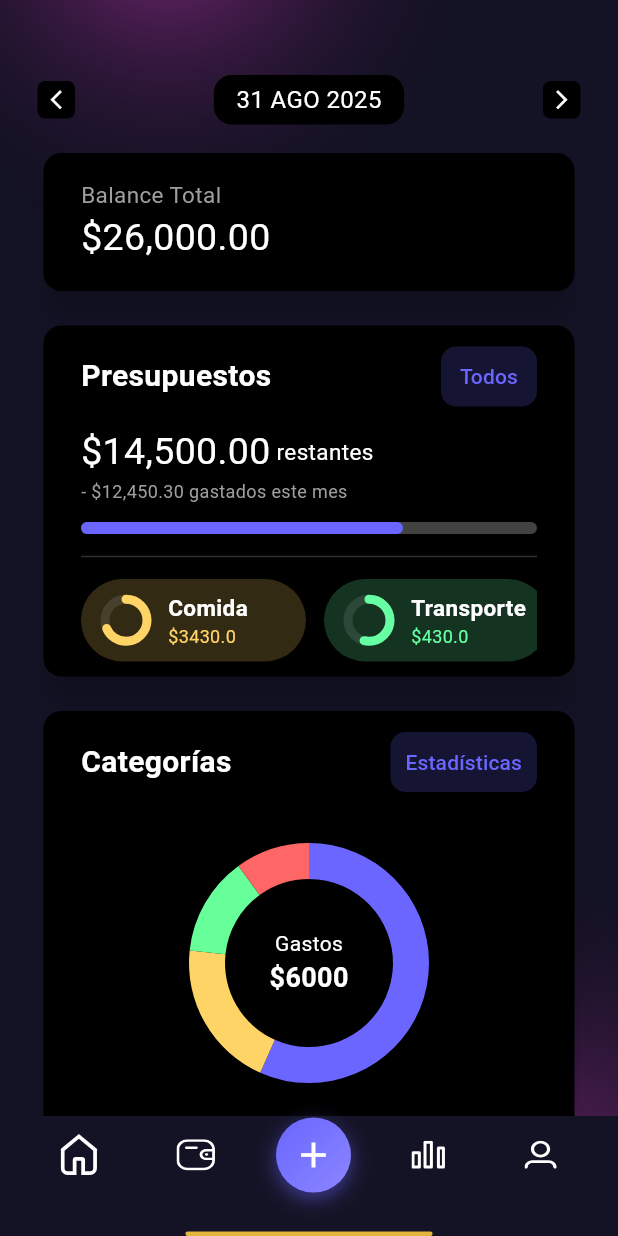
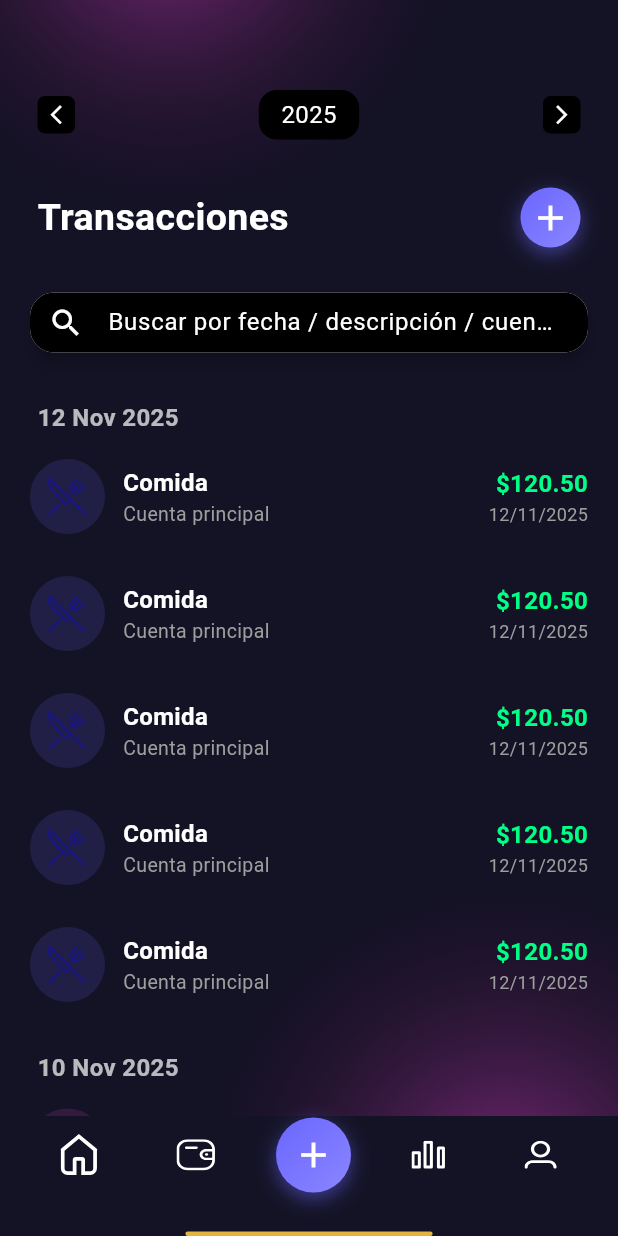
Before and after one commit to FemboyIRL/Finanzas-Lite, a Flutter app: the screen it shows after launch, item 2 of the bottom bar chosen, on a phone screen of 412 x 824 dp. Run offline on Flutter 3.47's test engine with Material 3 defaults, Android fonts, the phone set to English and light mode, and no system bars; our stand-ins replace delightful_toast, flutter_svg, get, syncfusion_flutter_charts.

Commit message:
records screen design added

```diff
--- a/lib/components/navbar.dart
+++ b/lib/components/navbar.dart
@@ -1,6 +1,7 @@
 import 'package:finanzas_lite/models/nav_item.dart';
 import 'package:finanzas_lite/screens/add_record_screen/screen.dart';
 import 'package:finanzas_lite/screens/home_screen/screen.dart';
+import 'package:finanzas_lite/screens/records_screen/screen.dart';
 import 'package:flutter/material.dart';
 import 'package:flutter_svg/svg.dart';
 import 'package:get/get.dart';
@@ -112,7 +113,7 @@ class Navbar extends StatelessWidget {
       case '/wallet':
       // return WalletScreen();
       case '/stats':
-      // return StatsScreen();
+        return RecordsScreen();
       case '/profile':
       // return ProfileScreen();
       default:
--- /dev/null
+++ b/lib/components/transactions_list.dart
@@ -0,0 +1,60 @@
+import 'package:finanzas_lite/components/transaction_widget.dart';
+import 'package:flutter/material.dart';
+import 'package:intl/intl.dart';
+
+class TransactionsSliverList extends StatelessWidget {
+  final List<TransactionViewModel> transactions;
+
+  const TransactionsSliverList({super.key, required this.transactions});
+
+  @override
+  Widget build(BuildContext context) {
+    // Agrupar las transacciones por fecha (ignorando la hora)
+    final groupedTransactions = <String, List<TransactionViewModel>>{};
+    for (final transaction in transactions) {
+      final dateKey = DateFormat('yyyy-MM-dd').format(transaction.date);
+      groupedTransactions.putIfAbsent(dateKey, () => []).add(transaction);
+    }
+
+    // Ordenar las fechas (más recientes primero)
+    final sortedKeys = groupedTransactions.keys.toList()
+      ..sort((a, b) => b.compareTo(a));
+
+    return SliverList(
+      delegate: SliverChildBuilderDelegate((context, groupIndex) {
+        final dateKey = sortedKeys[groupIndex];
+        final formattedDate = DateFormat(
+          'dd MMM yyyy',
+        ).format(DateTime.parse(dateKey));
+        final dayTransactions = groupedTransactions[dateKey]!;
+
+        return Column(
+          crossAxisAlignment: CrossAxisAlignment.start,
+          children: [
+            // Encabezado de fecha
+            Padding(
+              padding: const EdgeInsets.only(left: 5, bottom: 8, top: 12),
+              child: Text(
+                formattedDate,
+                style: const TextStyle(
+                  fontSize: 16,
+                  fontWeight: FontWeight.bold,
+                  color: Colors.white70,
+                ),
+              ),
+            ),
+
+            // Lista de transacciones de ese día
+            ...dayTransactions.map(
+              (transaction) => Container(
+                width: double.infinity,
+                margin: const EdgeInsets.only(bottom: 12),
+                child: TransactionWidget(transaction: transaction),
+              ),
+            ),
+          ],
+        );
+      }, childCount: sortedKeys.length),
+    );
+  }
+}
--- a/lib/main.dart
+++ b/lib/main.dart
@@ -1,4 +1,3 @@
-import 'package:finanzas_lite/screens/enter_pin_screen/screen.dart';
 import 'package:finanzas_lite/screens/home_screen/screen.dart';
 import 'package:flutter/material.dart';
 import 'package:get/get.dart';
--- /dev/null
+++ b/lib/screens/records_screen/screen.dart
@@ -0,0 +1,183 @@
+import 'package:finanzas_lite/components/common_scaffold.dart';
+import 'package:finanzas_lite/components/navbar.dart';
+import 'package:finanzas_lite/components/transactions_list.dart';
+import 'package:finanzas_lite/screens/add_record_screen/screen.dart';
+import 'package:finanzas_lite/screens/records_screen/state.dart';
+import 'package:finanzas_lite/utils/delegates/header_child_sliver_list.dart';
+import 'package:flutter/material.dart';
+import 'package:get/get_state_manager/get_state_manager.dart';
+
+class RecordsScreen extends StatelessWidget {
+  const RecordsScreen({super.key});
+
+  @override
+  Widget build(BuildContext context) {
+    return GetBuilder<RecordsState>(
+      init: RecordsState(),
+      builder: (state) => CommonScaffold(
+        bottomNavigationBar: Navbar(),
+        slivers: [
+          // Header superior
+          SliverPadding(
+            padding: const EdgeInsets.only(top: 60, left: 25, right: 25),
+            sliver: SliverList(
+              delegate: SliverChildListDelegate([
+                _topRow(),
+                const SizedBox(height: 12),
+                _title(context),
+              ]),
+            ),
+          ),
+
+          // SearchBar fija (pinned)
+          _persistentSearchBar(state),
+
+          Obx(
+            () => SliverPadding(
+              padding: const EdgeInsets.only(top: 10, left: 20, right: 20),
+              sliver: TransactionsSliverList(
+                transactions: state.filteredOperations(),
+              ),
+            ),
+          ),
+        ],
+      ),
+    );
+  }
+
+  Widget _persistentSearchBar(final RecordsState state) {
+    return SliverPersistentHeader(
+      pinned: true,
+      floating: false,
+      delegate: HeaderChildSliverList(
+        maxSize: 60,
+        minSize: 60,
+        child: Container(
+          color: Colors.transparent,
+          padding: const EdgeInsets.symmetric(horizontal: 20, vertical: 10),
+          child: Material(
+            color: Colors.white,
+            elevation: 4,
+            borderRadius: BorderRadius.circular(16),
+            child: TextField(
+              style: const TextStyle(color: Colors.white, fontSize: 16),
+              onChanged: state.onSearchUpdated,
+              decoration: InputDecoration(
+                hintText: 'Buscar por fecha / descripción / cuenta / categoría',
+                hintStyle: TextStyle(color: Colors.white),
+                prefixIcon: const Icon(Icons.search, color: Colors.white),
+                border: OutlineInputBorder(
+                  borderRadius: BorderRadius.circular(16),
+                  borderSide: BorderSide.none,
+                ),
+                filled: true,
+                fillColor: Colors.black,
+                contentPadding: const EdgeInsets.symmetric(
+                  vertical: 0,
+                  horizontal: 16,
+                ),
+              ),
+            ),
+          ),
+        ),
+      ),
+    );
+  }
+
+  Padding _title(BuildContext context) {
+    return Padding(
+      padding: const EdgeInsets.symmetric(vertical: 20),
+      child: Row(
+        mainAxisAlignment: MainAxisAlignment.spaceBetween,
+        children: [
+          Text(
+            "Transacciones",
+            style: TextStyle(fontSize: 25, fontWeight: FontWeight.bold),
+          ),
+          SizedBox(
+            width: 40,
+            height: 40,
+            child: GestureDetector(
+              onTap: () => Navigator.of(context).push(
+                MaterialPageRoute(
+                  builder: (context) => const AddRecordScreen(),
+                ),
+              ),
+              child: Stack(
+                alignment: Alignment.center,
+                children: [
+                  Container(
+                    width: 50,
+                    height: 50,
+                    decoration: BoxDecoration(
+                      gradient: LinearGradient(
+                        colors: [Color(0xFF6A66FF), Color(0xFF8B86FF)],
+                        begin: Alignment.topLeft,
+                        end: Alignment.bottomRight,
+                      ),
+                      shape: BoxShape.circle,
+                      boxShadow: [
+                        BoxShadow(
+                          color: Color(0xFF6A66FF).withOpacity(0.5),
+                          blurRadius: 10,
+                          offset: Offset(0, 4),
+                        ),
+                      ],
+                    ),
+                  ),
+                  Icon(Icons.add, color: Colors.white, size: 28),
+                ],
+              ),
+            ),
+          ),
+        ],
+      ),
+    );
+  }
+
+  Row _topRow() {
+    return Row(
+      mainAxisAlignment: MainAxisAlignment.spaceBetween,
+      children: [
+        Container(
+          decoration: BoxDecoration(
+            shape: BoxShape.rectangle,
+            color: Colors.black,
+            borderRadius: BorderRadius.circular(5),
+          ),
+          child: Padding(
+            padding: const EdgeInsets.all(5.0),
+            child: Icon(
+              Icons.arrow_back_ios_new,
+              size: 15,
+              color: Colors.white,
+            ),
+          ),
+        ),
+
+        Container(
+          decoration: BoxDecoration(
+            shape: BoxShape.rectangle,
+            color: Colors.black,
+            borderRadius: BorderRadius.circular(12),
+          ),
+          child: Padding(
+            padding: const EdgeInsets.symmetric(horizontal: 15.0, vertical: 5),
+            child: Text("2025"),
+          ),
+        ),
+        Container(
+          decoration: BoxDecoration(
+            shape: BoxShape.rectangle,
+            color: Colors.black,
+            borderRadius: BorderRadius.circular(5),
+          ),
+          child: Padding(
+            padding: const EdgeInsets.all(5.0),
+            child: Icon(Icons.arrow_forward_ios, size: 15, color: Colors.white),
+          ),
+        ),
+      ],
+    );
+  }
+}
--- /dev/null
+++ b/lib/screens/records_screen/state.dart
@@ -0,0 +1,92 @@
+import 'package:finanzas_lite/components/transaction_widget.dart';
+import 'package:flutter/material.dart';
+import 'package:get/get.dart';
+
+class RecordsState extends GetxController {
+  final transactions = [
+    TransactionViewModel(
+      acountNames: ["Cuenta principal"],
+      mainColor: const Color(0xFF6A66FF),
+      icon: "assets/svgs/categoryIcons/comida.svg",
+      amount: 120.50,
+      categoriesName: ["Comida", "Restaurante"],
+      date: DateTime.now().subtract(const Duration(days: 1)),
+      onDelete: (callback) => debugPrint("Eliminado comida"),
+    ),
+    TransactionViewModel(
+      acountNames: ["Cuenta principal"],
+      mainColor: const Color(0xFF6A66FF),
+      icon: "assets/svgs/categoryIcons/comida.svg",
+      amount: 120.50,
+      categoriesName: ["Comida", "Restaurante"],
+      date: DateTime.now().subtract(const Duration(days: 1)),
+      onDelete: (callback) => debugPrint("Eliminado comida"),
+    ),
+    TransactionViewModel(
+      acountNames: ["Cuenta principal"],
+      mainColor: const Color(0xFF6A66FF),
+      icon: "assets/svgs/categoryIcons/comida.svg",
+      amount: 120.50,
+      categoriesName: ["Comida", "Restaurante"],
+      date: DateTime.now().subtract(const Duration(days: 1)),
+      onDelete: (callback) => debugPrint("Eliminado comida"),
+    ),
+    TransactionViewModel(
+      acountNames: ["Cuenta principal"],
+      mainColor: const Color(0xFF6A66FF),
+      icon: "assets/svgs/categoryIcons/comida.svg",
+      amount: 120.50,
+      categoriesName: ["Comida", "Restaurante"],
+      date: DateTime.now().subtract(const Duration(days: 1)),
+      onDelete: (callback) => debugPrint("Eliminado comida"),
+    ),
+    TransactionViewModel(
+      acountNames: ["Cuenta principal"],
+      mainColor: const Color(0xFF6A66FF),
+      icon: "assets/svgs/categoryIcons/comida.svg",
+      amount: 120.50,
+      categoriesName: ["Comida", "Restaurante"],
+      date: DateTime.now().subtract(const Duration(days: 1)),
+      onDelete: (callback) => debugPrint("Eliminado comida"),
+    ),
+    TransactionViewModel(
+      acountNames: ["Tarjeta crédito"],
+      mainColor: const Color(0xFFE840D1),
+      icon: "assets/svgs/categoryIcons/maleta.svg",
+      amount: 890.20,
+      categoriesName: ["Compras", "Ropa"],
+      date: DateTime.now().subtract(const Duration(days: 3)),
+      onDelete: (callback) => debugPrint("Eliminado compras"),
+    ),
+    TransactionViewModel(
+      acountNames: ["Cuenta de ahorro"],
+      mainColor: const Color(0xFF4CAF50),
+      icon: "assets/svgs/categoryIcons/bicicleta.svg",
+      amount: -45.00,
+      categoriesName: ["Transporte"],
+      date: DateTime.now().subtract(const Duration(days: 5)),
+      onDelete: (callback) => debugPrint("Eliminado transporte"),
+    ),
+  ];
+
+  final searchValue = "".obs;
+
+  void onSearchUpdated(final String newValue) {
+    searchValue.value = newValue;
+  }
+
+  List<TransactionViewModel> filteredOperations() {
+    // Falta agregar otros campos de busqueda, ej: por fecha, por descripcion
+    return transactions.where((item) {
+      final query = searchValue.value.toLowerCase();
+
+      final searchableText = [
+        ...item.acountNames,
+        ...item.categoriesName,
+        item.amount.toString(),
+      ].join(' ').toLowerCase();
+
+      return searchableText.contains(query);
+    }).toList();
+  }
+}
--- a/lib/screens/welcome_screen/state.dart
+++ b/lib/screens/welcome_screen/state.dart
@@ -1,5 +1,5 @@
 import 'package:finanzas_lite/models/welcome_page_model.dart';
-import 'package:finanzas_lite/screens/home_screen/screen.dart';
+import 'package:finanzas_lite/screens/enter_pin_screen/screen.dart';
 import 'package:flutter/material.dart';
 import 'package:get/get.dart';
 
@@ -39,7 +39,7 @@ class WelcomeState extends GetxController {
     } else {
       Navigator.of(Get.context!).push(
         MaterialPageRoute(
-          builder: (BuildContext context) => const HomeScreen(),
+          builder: (BuildContext context) => const EnterPinScreen(),
         ),
       );
     }
--- /dev/null
+++ b/lib/utils/delegates/header_child_sliver_list.dart
@@ -0,0 +1,33 @@
+import 'package:flutter/material.dart';
+
+class HeaderChildSliverList extends SliverPersistentHeaderDelegate {
+  final Widget child;
+  final double minSize;
+  final double maxSize;
+
+  HeaderChildSliverList({
+    required this.child,
+    this.minSize = 70,
+    this.maxSize = 70,
+  });
+
+  @override
+  Widget build(
+    BuildContext context,
+    double shrinkOffset,
+    bool overlapsContent,
+  ) {
+    return SizedBox.expand(child: child);
+  }
+
+  @override
+  double get maxExtent => maxSize;
+
+  @override
+  double get minExtent => minSize;
+
+  @override
+  bool shouldRebuild(SliverPersistentHeaderDelegate oldDelegate) {
+    return true;
+  }
+}
```
